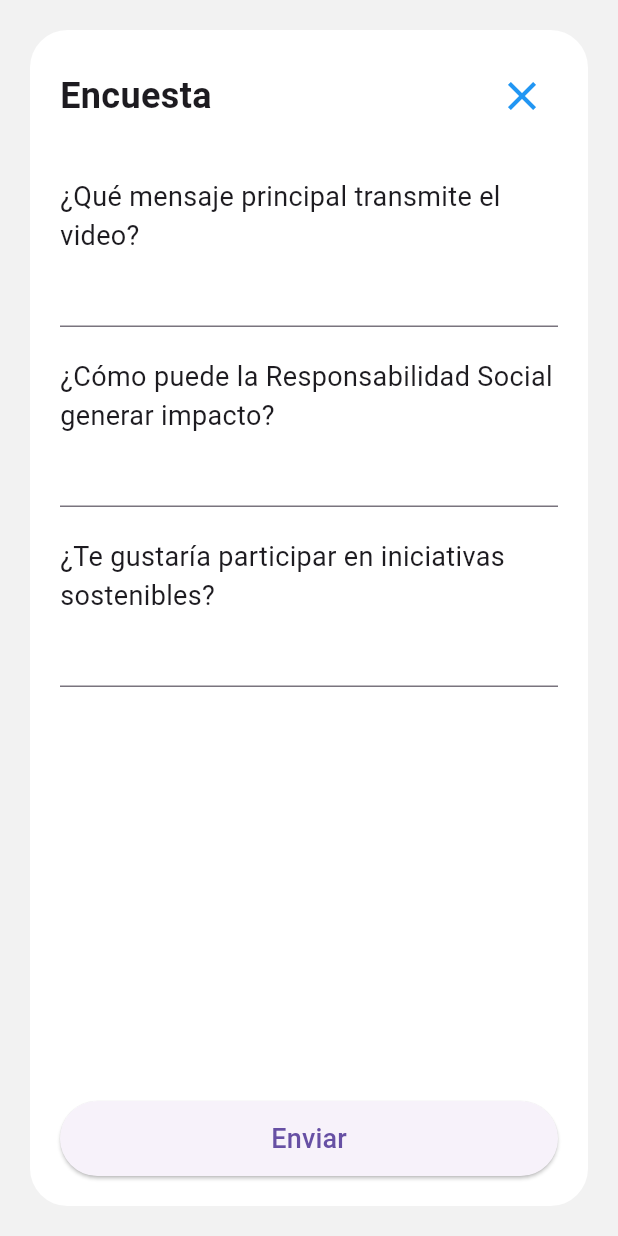
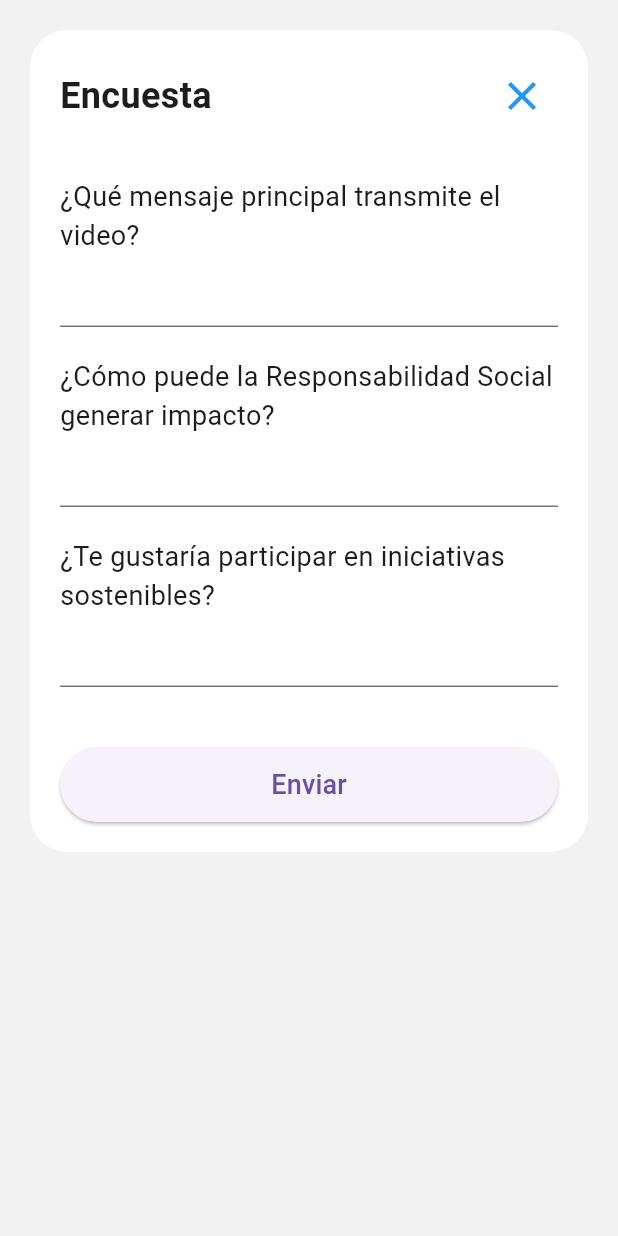
Before and after one commit to JosefaPinilla/VideoJueves, a Flutter app: the EncuestaPage screen opened directly, on a phone screen of 412 x 824 dp. Run offline on Flutter 3.47's test engine with Material 3 defaults, Android fonts, the light colour scheme and no system bars; our stand-ins replace cloud_firestore, device_info_plus, firebase_core, video_player; accounts and stored records are empty.

Commit message:
arreglndo diseño

```diff
--- a/lib/pages/encuesta_page.dart
+++ b/lib/pages/encuesta_page.dart
@@ -54,10 +54,6 @@ class _EncuestaPageState extends State<EncuestaPage> {
         child: Padding(
           padding: const EdgeInsets.all(20),
 
-          child: Column(
-            children: [
-
-              Expanded(
           child: Container(
             width: double.infinity,
             padding: const EdgeInsets.all(20),
@@ -67,8 +63,10 @@ class _EncuestaPageState extends State<EncuestaPage> {
               borderRadius: BorderRadius.circular(25),
             ),
 
+            child: SingleChildScrollView(
               child: Column(
                 crossAxisAlignment: CrossAxisAlignment.start,
+                mainAxisSize: MainAxisSize.min,
 
                 children: [
 
@@ -123,7 +121,7 @@ class _EncuestaPageState extends State<EncuestaPage> {
                   ),
                   TextField(controller: pregunta3Controller),
 
-                      const Spacer(),
+                  const SizedBox(height: 40),
 
                   // boton
                   SizedBox(
@@ -200,8 +198,6 @@ class _EncuestaPageState extends State<EncuestaPage> {
               ),
             ),
           ),
-            ],
-          ),
         ),
       ),
     );
```
Lines whose indentation alone changed are shown as unchanged.
